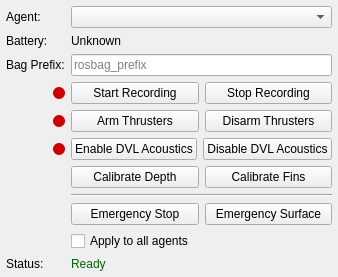
The window that coug_rqt/ui/coug_utils.ui (cougars-auv/coug_rqt) describes before a commit, drawn with Qt 5.
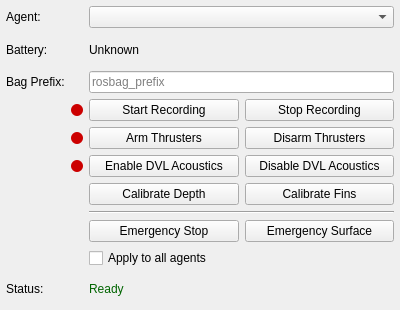
The same window after the commit.

Commit message: Better UI spacing

Patch:
```diff
--- a/coug_rqt/ui/coug_utils.ui
+++ b/coug_rqt/ui/coug_utils.ui
@@ -12,14 +12,14 @@
   <widget class="QWidget" name="coug_utils">
     <property name="minimumSize">
       <size>
-        <width>160</width>
-        <height>276</height>
+        <width>400</width>
+        <height>310</height>
       </size>
     </property>
     <property name="windowTitle">
       <string>CoUGARs Utils</string>
     </property>
-    <layout class="QGridLayout" name="gridLayout">
+    <layout class="QGridLayout" name="gridLayout" columnstretch="0,0,1,1,1">
       <property name="leftMargin">
         <number>6</number>
       </property>
@@ -44,7 +44,7 @@
           </property>
         </widget>
       </item>
-      <item row="0" column="1" colspan="3">
+      <item row="0" column="2" colspan="3">
         <widget class="QComboBox" name="agent_selector">
           <property name="sizePolicy">
             <sizepolicy hsizetype="Expanding" vsizetype="Fixed">
@@ -66,7 +66,7 @@
           </property>
         </widget>
       </item>
-      <item row="1" column="1" colspan="3">
+      <item row="1" column="2" colspan="3">
         <widget class="QLabel" name="battery_status">
           <property name="text">
             <string>Unknown</string>
@@ -88,7 +88,7 @@
           </property>
         </widget>
       </item>
-      <item row="2" column="1" colspan="3">
+      <item row="2" column="2" colspan="3">
         <widget class="QLineEdit" name="bag_prefix">
           <property name="sizePolicy">
             <sizepolicy hsizetype="Expanding" vsizetype="Fixed">
@@ -103,7 +103,7 @@
       </item>
 
       <!-- Row 3: Rosbag Record Start / Stop -->
-      <item row="3" column="0" alignment="Qt::AlignRight|Qt::AlignVCenter">
+      <item row="3" column="1" alignment="Qt::AlignCenter">
         <widget class="QLabel" name="rosbag_indicator">
           <property name="minimumSize">
             <size><width>12</width><height>12</height></size>
@@ -119,7 +119,7 @@
           </property>
         </widget>
       </item>
-      <item row="3" column="1" colspan="3">
+      <item row="3" column="2" colspan="3">
         <layout class="QHBoxLayout" name="horizontalLayout_rosbag">
           <item>
             <widget class="QPushButton" name="rosbag_start">
@@ -151,7 +151,7 @@
       </item>
 
       <!-- Row 4: Arm / Disarm -->
-      <item row="4" column="0" alignment="Qt::AlignRight|Qt::AlignVCenter">
+      <item row="4" column="1" alignment="Qt::AlignCenter">
         <widget class="QLabel" name="armed_indicator">
           <property name="minimumSize">
             <size><width>12</width><height>12</height></size>
@@ -167,7 +167,7 @@
           </property>
         </widget>
       </item>
-      <item row="4" column="1" colspan="3">
+      <item row="4" column="2" colspan="3">
         <layout class="QHBoxLayout" name="horizontalLayout_arm">
           <item>
             <widget class="QPushButton" name="arm_thrusters">
@@ -199,7 +199,7 @@
       </item>
 
       <!-- Row 5: Enable Acoustics / Disable Acoustics -->
-      <item row="5" column="0" alignment="Qt::AlignRight|Qt::AlignVCenter">
+      <item row="5" column="1" alignment="Qt::AlignCenter">
         <widget class="QLabel" name="acoustics_indicator">
           <property name="minimumSize">
             <size><width>12</width><height>12</height></size>
@@ -215,7 +215,7 @@
           </property>
         </widget>
       </item>
-      <item row="5" column="1" colspan="3">
+      <item row="5" column="2" colspan="3">
         <layout class="QHBoxLayout" name="horizontalLayout_acoustics">
           <item>
             <widget class="QPushButton" name="enable_dvl_acoustics">
@@ -247,7 +247,7 @@
       </item>
 
       <!-- Row 6: Calibrate Depth / Calibrate Fins -->
-      <item row="6" column="1" colspan="3">
+      <item row="6" column="2" colspan="3">
         <layout class="QHBoxLayout" name="horizontalLayout_calibrate">
           <item>
             <widget class="QPushButton" name="calibrate_depth">
@@ -279,7 +279,7 @@
       </item>
 
       <!-- Row 7: Separator -->
-      <item row="7" column="1" colspan="3">
+      <item row="7" column="2" colspan="3">
         <widget class="QFrame" name="separator">
           <property name="frameShape">
             <enum>QFrame::HLine</enum>
@@ -291,7 +291,7 @@
       </item>
 
       <!-- Row 8: Emergency Stop / Emergency Surface -->
-      <item row="8" column="1" colspan="3">
+      <item row="8" column="2" colspan="3">
         <layout class="QHBoxLayout" name="horizontalLayout_emergency">
           <item>
             <widget class="QPushButton" name="emergency_stop">
@@ -323,7 +323,7 @@
       </item>
 
       <!-- Row 9: Checkbox -->
-      <item row="9" column="1" colspan="3">
+      <item row="9" column="2" colspan="3">
         <widget class="QCheckBox" name="apply_all">
           <property name="text">
             <string>Apply to all agents</string>
@@ -342,7 +342,7 @@
           </property>
         </widget>
       </item>
-      <item row="10" column="1" colspan="3">
+      <item row="10" column="2" colspan="3">
         <widget class="QLabel" name="status">
           <property name="styleSheet">
             <string notr="true">color: darkgreen;</string>
```
The commit also changes 1 other file.
